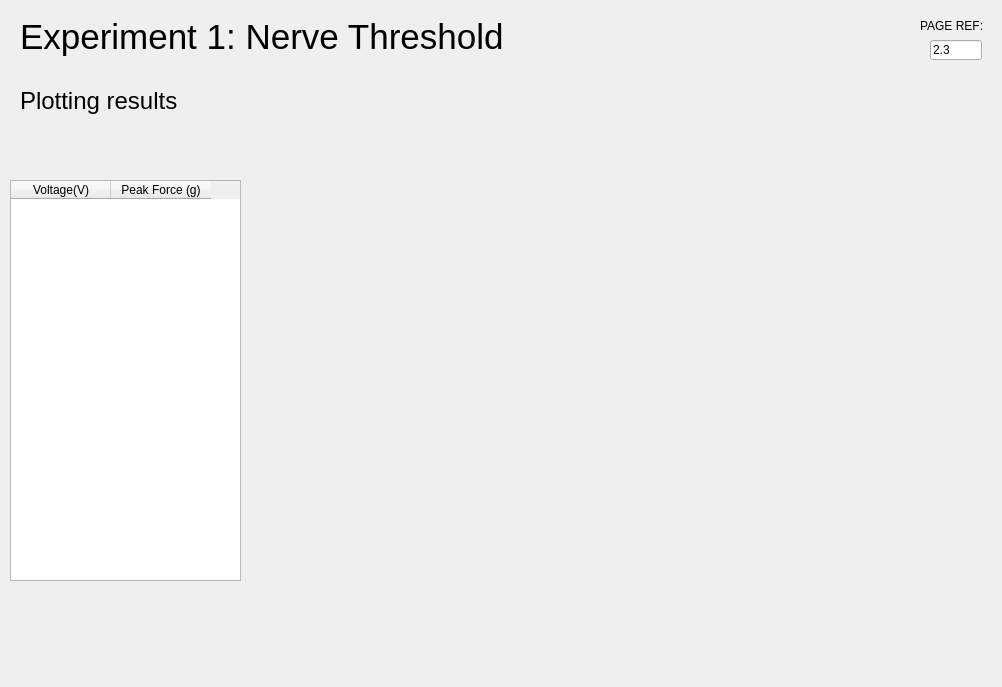
The window that rsc/ui/experiment1_nerve_treshold_three.ui (KarinaKarenik/Skeletal-Muscle-Contraction-Lab) describes before a commit, drawn with Qt 5.
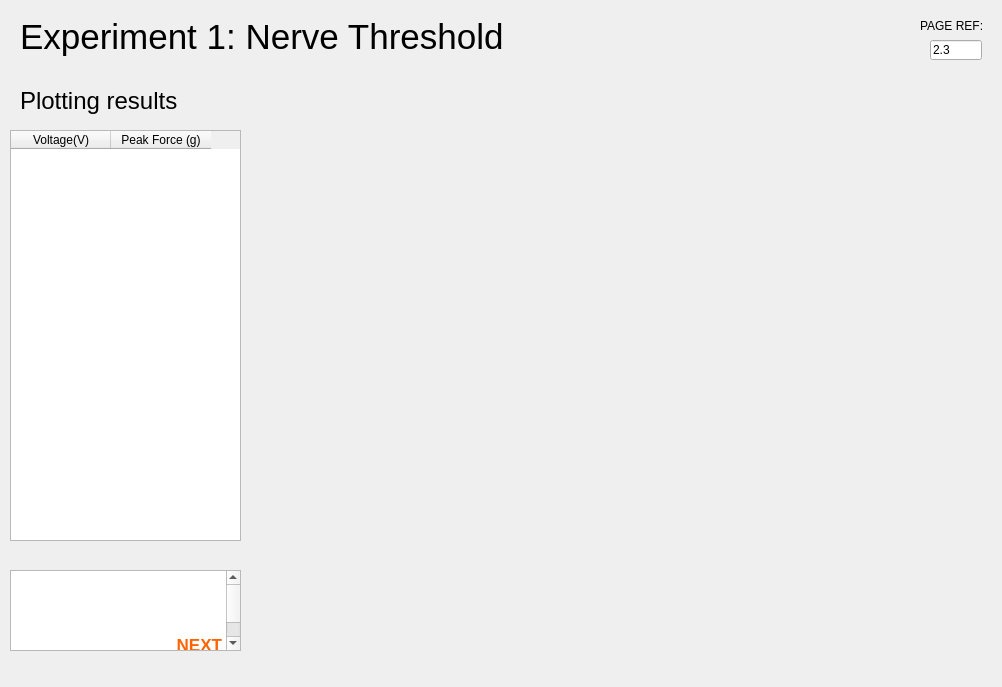
The same window after the commit.

```diff
--- a/rsc/ui/experiment1_nerve_treshold_three.ui
+++ b/rsc/ui/experiment1_nerve_treshold_three.ui
@@ -18,9 +18,9 @@
     <property name="geometry">
      <rect>
       <x>10</x>
-      <y>180</y>
+      <y>130</y>
       <width>231</width>
-      <height>401</height>
+      <height>411</height>
      </rect>
     </property>
     <column>
@@ -239,6 +239,23 @@
      <bool>true</bool>
     </property>
    </widget>
+   <widget class="QTextEdit" name="textEdit">
+    <property name="geometry">
+     <rect>
+      <x>10</x>
+      <y>570</y>
+      <width>231</width>
+      <height>81</height>
+     </rect>
+    </property>
+    <property name="html">
+     <string>&lt;!DOCTYPE HTML PUBLIC &quot;-//W3C//DTD HTML 4.0//EN&quot; &quot;http://www.w3.org/TR/REC-html40/strict.dtd&quot;&gt;
+&lt;html&gt;&lt;head&gt;&lt;meta name=&quot;qrichtext&quot; content=&quot;1&quot; /&gt;&lt;style type=&quot;text/css&quot;&gt;
+p, li { white-space: pre-wrap; }
+&lt;/style&gt;&lt;/head&gt;&lt;body style=&quot; font-family:'.AppleSystemUIFont'; font-size:13pt; font-weight:400; font-style:normal;&quot;&gt;
+&lt;p align=&quot;justify&quot; style=&quot; margin-top:0px; margin-bottom:0px; margin-left:0px; margin-right:0px; -qt-block-indent:0; text-indent:0px;&quot;&gt;&lt;span style=&quot; color:#ffffff;&quot;&gt;Once you have plotted the graph and seen how peak force varies with voltage, move on to the &lt;/span&gt;&lt;span style=&quot; font-weight:600; color:#ff6400;&quot;&gt;NEXT&lt;/span&gt;&lt;span style=&quot; color:#ffffff;&quot;&gt; page.&lt;/span&gt;&lt;/p&gt;&lt;/body&gt;&lt;/html&gt;</string>
+    </property>
+   </widget>
   </widget>
  </widget>
  <resources/>
```
